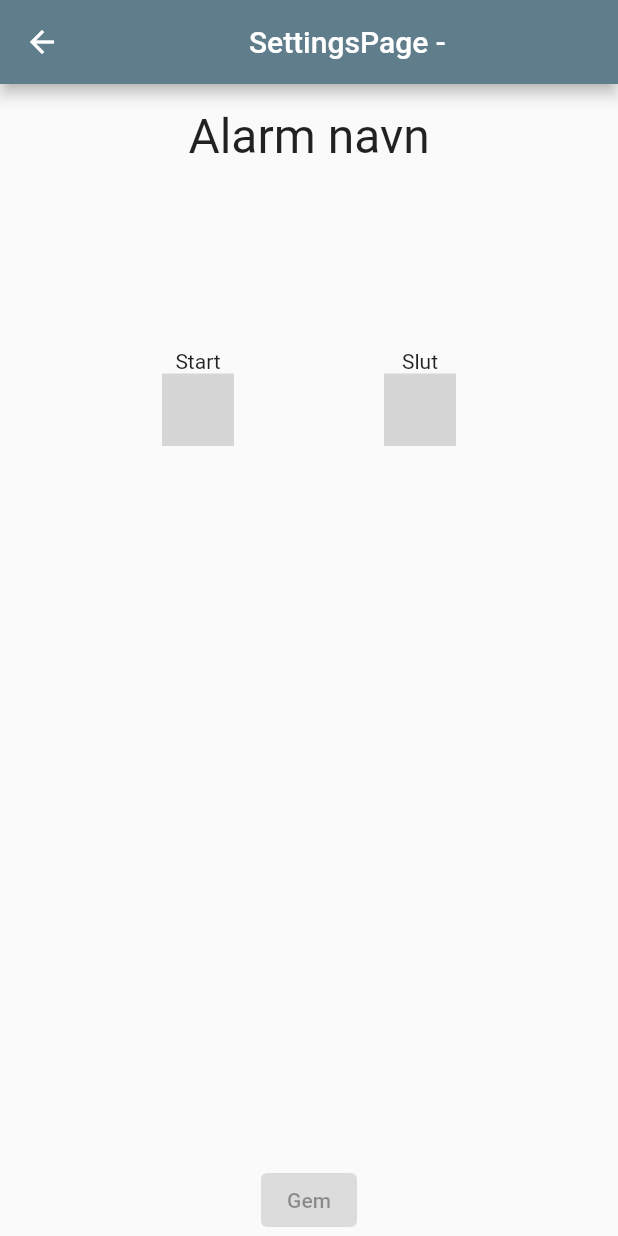
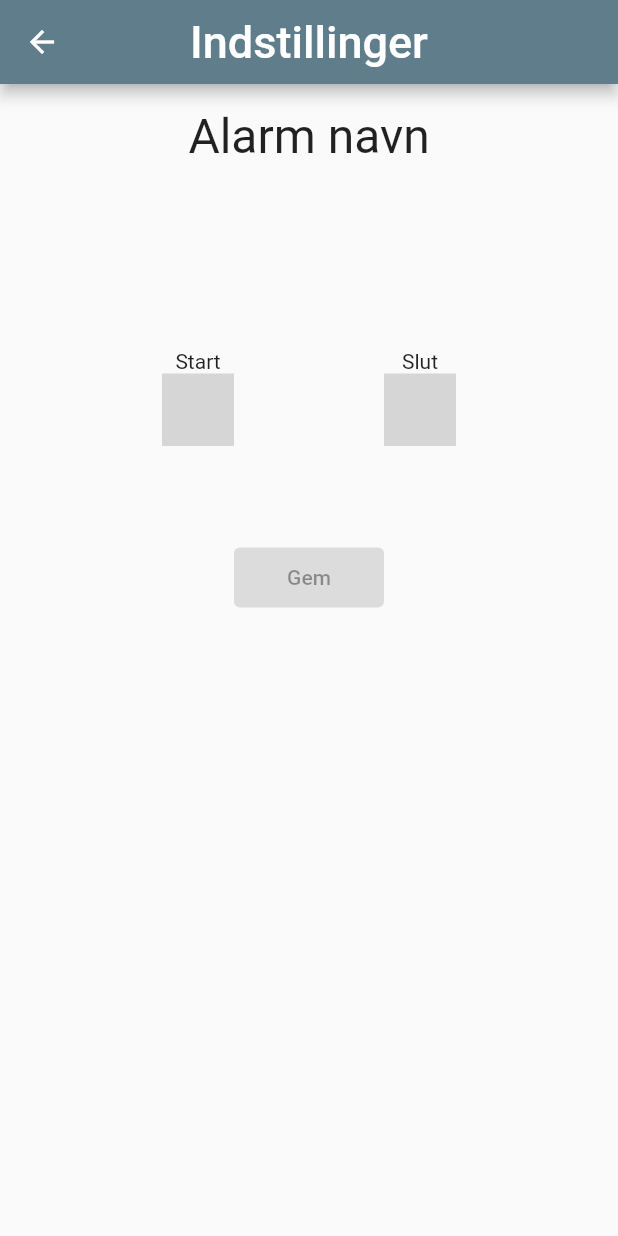
Before and after one commit to H6-Handvaerkervognen/App, a Flutter app: the AlarmPage screen opened directly with empty values, after a tap on the "settings" icon, on a phone screen of 412 x 824 dp. Run offline on Flutter 3.47's test engine with Material 2 defaults, Android fonts, the phone set to English and light mode, and no system bars; our stand-ins replace firebase_core, firebase_messaging, flutter_bluetooth_serial, shared_preferences; missing offline and left inert: time_picker_spinner_pop_up; accounts and stored records are empty; network calls fail; grey boxes are pictures that could not be loaded.

```diff
--- a/haandvaerkervognen_app/lib/screens/AlarmPage.dart
+++ b/haandvaerkervognen_app/lib/screens/AlarmPage.dart
@@ -23,8 +23,12 @@ class _AlarmPageState extends State<AlarmPage> {
   Widget build(BuildContext context) {
     return Scaffold(
       appBar: AppBar(
+        centerTitle: true,
         title: Center(
-          child: Text(widget.alarm.name),
+          child: Text(
+            widget.alarm.name,
+            style: TextStyle(fontSize: 30),
+          ),
         ),
         actions: [
           //Settings button
--- a/haandvaerkervognen_app/lib/screens/AlarmSettingsPage.dart
+++ b/haandvaerkervognen_app/lib/screens/AlarmSettingsPage.dart
@@ -27,7 +27,11 @@ class _AlarmSettingsPageState extends State<AlarmSettingsPage> {
   Widget build(BuildContext context) {
     return Scaffold(
       appBar: AppBar(
-        title: Center(child: Text('SettingsPage - ${widget.alarm.name}')),
+        centerTitle: true,
+        title: const Text(
+          'Indstillinger',
+          style: TextStyle(fontSize: 30),
+        ),
       ),
       body: Center(
           child: Column(
@@ -61,8 +65,10 @@ class _AlarmSettingsPageState extends State<AlarmSettingsPage> {
                         barrierColor:
                             Colors.black12, //Barrier Color when pop up show
                         onChange: (dateTime) {
-                          startTime = TimeOfDay.fromDateTime(dateTime);
-                          widget.valueChanged = true;
+                          setState(() {
+                            startTime = TimeOfDay.fromDateTime(dateTime);
+                            widget.valueChanged = true;
+                          });
                         },
                       ),
                     ],
@@ -80,7 +86,6 @@ class _AlarmSettingsPageState extends State<AlarmSettingsPage> {
                         barrierColor:
                             Colors.black12, //Barrier Color when pop up show
                         onChange: (dateTime) {
-                          // Implement your logic with select dateTime
                           setState(() {
                             endTime = TimeOfDay.fromDateTime(dateTime);
                             widget.valueChanged = true;
@@ -93,10 +98,16 @@ class _AlarmSettingsPageState extends State<AlarmSettingsPage> {
               ),
             ),
           ),
-          const Spacer(),
-          ElevatedButton(
-              onPressed: widget.valueChanged ? saveChanges : null,
-              child: const Text('Gem'))
+          Padding(
+            padding: const EdgeInsets.fromLTRB(0, 60, 0, 0),
+            child: SizedBox(
+              height: 40,
+              width: 100,
+              child: ElevatedButton(
+                  onPressed: widget.valueChanged ? saveChanges : null,
+                  child: const Text('Gem')),
+            ),
+          )
         ],
       )),
     );
--- a/haandvaerkervognen_app/lib/services/TokenService.dart
+++ b/haandvaerkervognen_app/lib/services/TokenService.dart
@@ -15,4 +15,9 @@ class TokenService {
     prefs = await SharedPreferences.getInstance();
     return prefs.getString('token');
   }
+
+  void dropToken() async {
+    prefs = await SharedPreferences.getInstance();
+    prefs.remove('token');
+  }
 }
```
Also changed, not shown: haandvaerkervognen_app/lib/Services/HttpService.dart (+26 -12 lines), haandvaerkervognen_app/lib/main.dart (+5 -4 lines), haandvaerkervognen_app/lib/models/Alarm.dart (+11 -0 lines), haandvaerkervognen_app/lib/models/LoginCredentials.dart (+7 -0 lines), haandvaerkervognen_app/lib/models/PairInfo.dart (+9 -1 lines), haandvaerkervognen_app/lib/screens/Frontpage.dart (+14 -5 lines), haandvaerkervognen_app/lib/screens/Loginpage.dart (+13 -1 lines), haandvaerkervognen_app/lib/screens/RegisterPage.dart (+6 -6 lines), haandvaerkervognen_app/lib/widgets/BluetoothPairButton.dart (+15 -6 lines).
